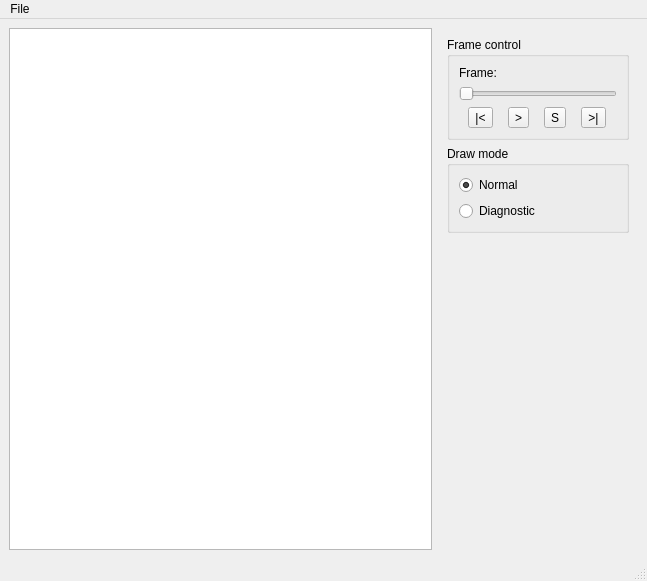
Above: trunk/src/MainWindow.ui from themarcassin/zilda before the change. Below: the same form after it.
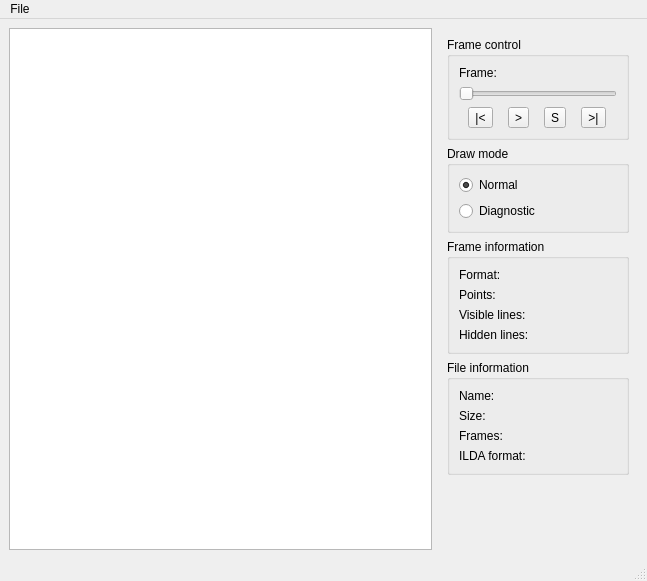
That is the form after the change. Icons and pictures are not drawn.

The edit to the form file:
```diff
--- a/trunk/src/MainWindow.ui
+++ b/trunk/src/MainWindow.ui
@@ -187,6 +187,108 @@
          </layout>
         </widget>
        </item>
+       <item>
+        <widget class="QGroupBox" name="groupBox_3">
+         <property name="title">
+          <string>Frame information</string>
+         </property>
+         <layout class="QFormLayout" name="formLayout">
+          <item row="0" column="0">
+           <widget class="QLabel" name="label">
+            <property name="text">
+             <string>Format:</string>
+            </property>
+           </widget>
+          </item>
+          <item row="0" column="1">
+           <widget class="QLabel" name="frameFormatLabel"/>
+          </item>
+          <item row="1" column="0">
+           <widget class="QLabel" name="label_4">
+            <property name="text">
+             <string>Points:</string>
+            </property>
+           </widget>
+          </item>
+          <item row="1" column="1">
+           <widget class="QLabel" name="numberOfPointsLabel"/>
+          </item>
+          <item row="2" column="0">
+           <widget class="QLabel" name="label_6">
+            <property name="text">
+             <string>Visible lines:</string>
+            </property>
+           </widget>
+          </item>
+          <item row="2" column="1">
+           <widget class="QLabel" name="numberOfLinesLabel"/>
+          </item>
+          <item row="3" column="0">
+           <widget class="QLabel" name="label_7">
+            <property name="text">
+             <string>Hidden lines:</string>
+            </property>
+           </widget>
+          </item>
+          <item row="3" column="1">
+           <widget class="QLabel" name="numberOfHiddenLinesLabel"/>
+          </item>
+         </layout>
+        </widget>
+       </item>
+       <item>
+        <widget class="QGroupBox" name="groupBox_4">
+         <property name="title">
+          <string>File information</string>
+         </property>
+         <layout class="QFormLayout" name="formLayout_2">
+          <item row="0" column="0">
+           <widget class="QLabel" name="label_10">
+            <property name="text">
+             <string>Name:</string>
+            </property>
+           </widget>
+          </item>
+          <item row="0" column="1">
+           <widget class="QLabel" name="fileNameLabel"/>
+          </item>
+          <item row="1" column="0">
+           <widget class="QLabel" name="label_14">
+            <property name="text">
+             <string>Size:</string>
+            </property>
+           </widget>
+          </item>
+          <item row="1" column="1">
+           <widget class="QLabel" name="fileSizeLabel"/>
+          </item>
+          <item row="2" column="0">
+           <widget class="QLabel" name="label_3">
+            <property name="text">
+             <string>Frames:</string>
+            </property>
+           </widget>
+          </item>
+          <item row="2" column="1">
+           <widget class="QLabel" name="numberOfFramesLabel">
+            <property name="text">
+             <string/>
+            </property>
+           </widget>
+          </item>
+          <item row="3" column="0">
+           <widget class="QLabel" name="label_12">
+            <property name="text">
+             <string>ILDA format:</string>
+            </property>
+           </widget>
+          </item>
+          <item row="3" column="1">
+           <widget class="QLabel" name="ildaFormatLabel"/>
+          </item>
+         </layout>
+        </widget>
+       </item>
        <item>
         <spacer name="verticalSpacer">
          <property name="orientation">
```
Left out of the diff: 14 changed lines with no effect on the pictures.
